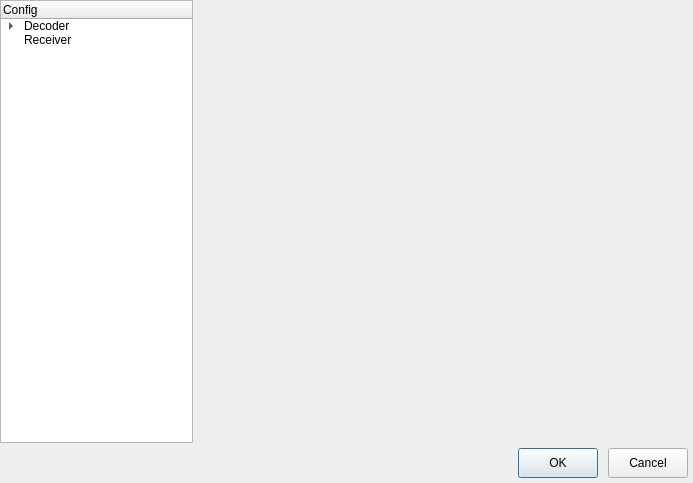
Old version of the form src/nfc-app/app-qt/src/main/cpp/dialogs/ConfigDialog.ui in the repository josevcm/nfc-laboratory.
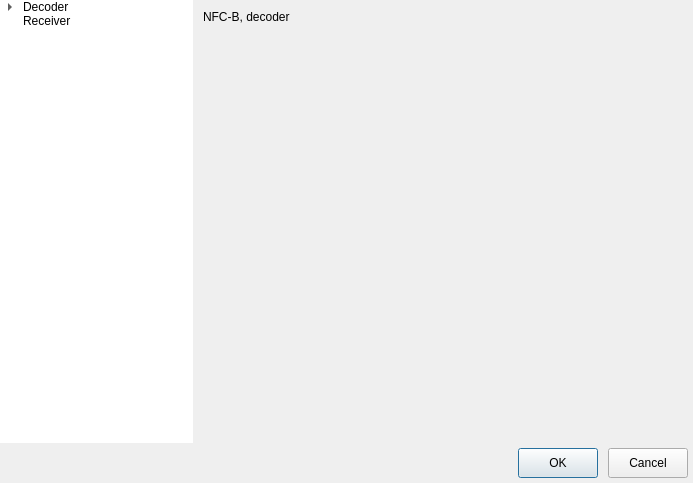
New version of the form. The open tabs and pages were chosen to show the change.

Commit message: stacked config dialog

```diff
--- a/src/nfc-app/app-qt/src/main/cpp/dialogs/ConfigDialog.ui
+++ b/src/nfc-app/app-qt/src/main/cpp/dialogs/ConfigDialog.ui
@@ -62,6 +62,24 @@
       <property name="focusPolicy">
        <enum>Qt::NoFocus</enum>
       </property>
+      <property name="frameShape">
+       <enum>QFrame::NoFrame</enum>
+      </property>
+      <property name="frameShadow">
+       <enum>QFrame::Plain</enum>
+      </property>
+      <property name="lineWidth">
+       <number>0</number>
+      </property>
+      <property name="rootIsDecorated">
+       <bool>true</bool>
+      </property>
+      <property name="uniformRowHeights">
+       <bool>true</bool>
+      </property>
+      <attribute name="headerVisible">
+       <bool>false</bool>
+      </attribute>
       <column>
        <property name="text">
         <string>Config</string>
@@ -111,6 +129,12 @@
         <height>0</height>
        </size>
       </property>
+      <property name="lineWidth">
+       <number>0</number>
+      </property>
+      <property name="midLineWidth">
+       <number>0</number>
+      </property>
       <property name="currentIndex">
        <number>0</number>
       </property>
@@ -153,6 +177,23 @@
         <property name="bottomMargin">
          <number>0</number>
         </property>
+        <item>
+         <layout class="QFormLayout" name="formLayout_2">
+          <property name="leftMargin">
+           <number>10</number>
+          </property>
+          <property name="topMargin">
+           <number>10</number>
+          </property>
+          <item row="0" column="0">
+           <widget class="QLabel" name="label_2">
+            <property name="text">
+             <string>NFC-B, decoder</string>
+            </property>
+           </widget>
+          </item>
+         </layout>
+        </item>
        </layout>
       </widget>
      </widget>
```
Left out of the diff: 21 changed lines with no effect on the pictures. The commit also changes 1 other file.
